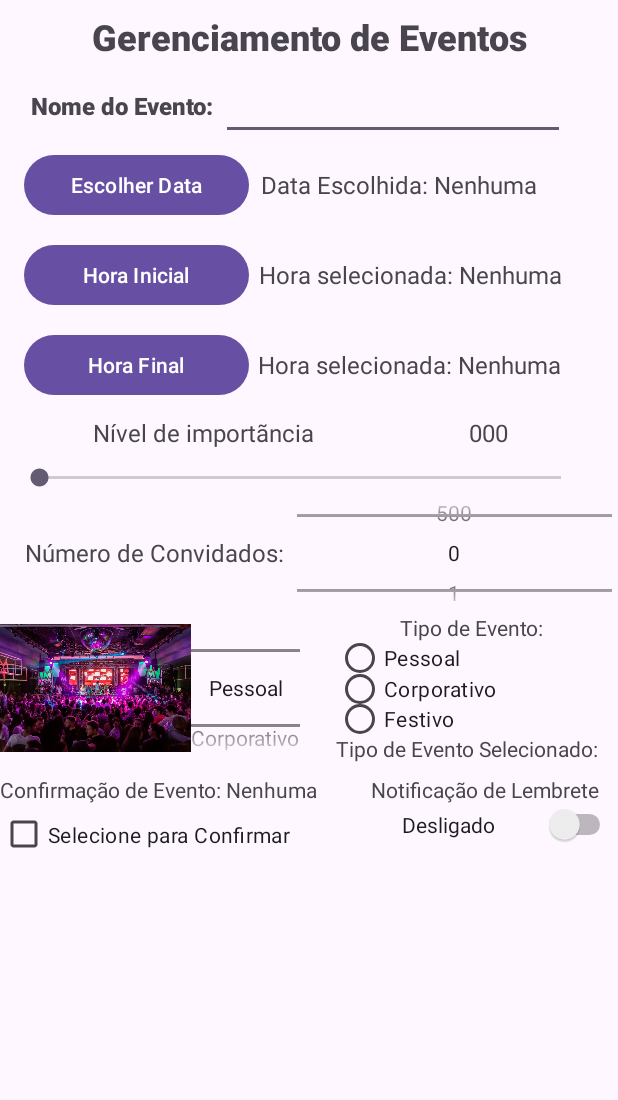
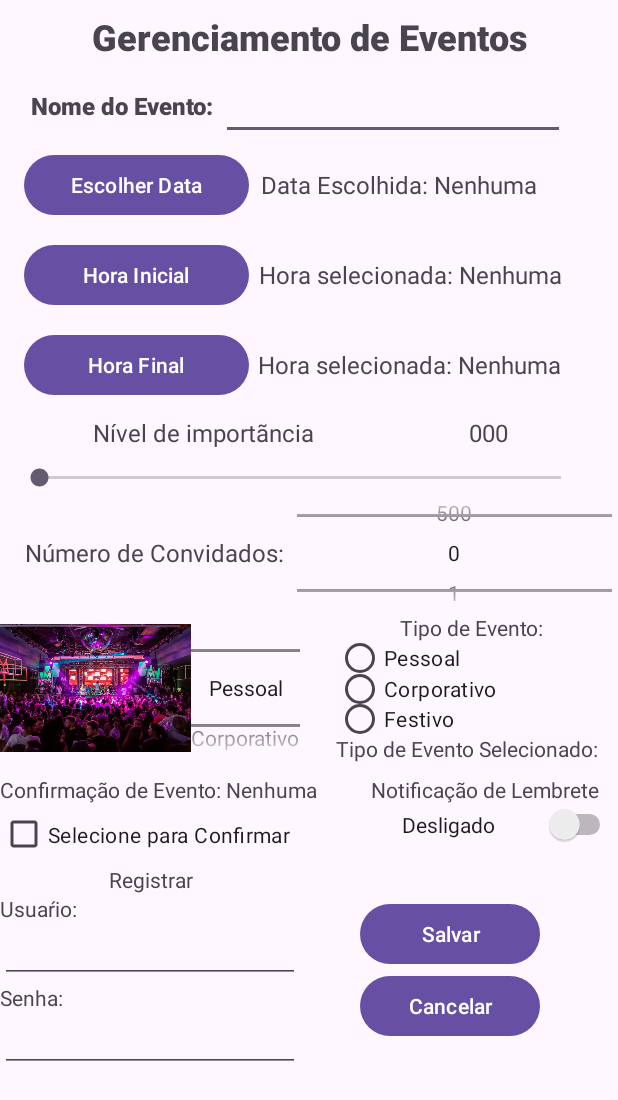
Before and after one commit to BRADDTELES/appEventos, an Android app: the screen it shows after launch (MainActivity), on a phone screen of 412 x 824 dp. Shown: the top 1100 px of the screen. Run offline under Robolectric (Android 15) with nearby library versions, the phone set to English and light mode, and no system bars.

Commit message:
inserindo alguns textView, editText e button no layout do SHARED_PREFERENCES

```diff
--- /dev/null
+++ b/app/src/main/java/com/example/appeventos/ENUM/SHARED_PREFERENCES.java
@@ -0,0 +1,13 @@
+package com.example.appeventos.ENUM;
+
+public enum SHARED_PREFERENCES {
+
+    USUARIO_KEY("USUARIO.KEY"),
+    SENHA_KEY("SENHA.KEY");
+
+    public String key;
+
+    SHARED_PREFERENCES(String key) {
+        this.key = key;
+    }
+}
--- a/app/src/main/res/layout/activity_main.xml
+++ b/app/src/main/res/layout/activity_main.xml
@@ -8,7 +8,7 @@
     tools:context=".MainActivity">
 
     <LinearLayout
-        android:id="@+id/linearLayout"
+        android:id="@+id/linearLayout0"
         android:layout_width="match_parent"
         android:layout_height="40dp"
         android:layout_marginTop="8dp"
@@ -35,7 +35,7 @@
         android:orientation="vertical"
         app:layout_constraintEnd_toEndOf="parent"
         app:layout_constraintStart_toStartOf="parent"
-        app:layout_constraintTop_toBottomOf="@+id/linearLayout">
+        app:layout_constraintTop_toBottomOf="@+id/linearLayout0">
 
         <LinearLayout
             android:layout_width="match_parent"
@@ -282,6 +282,7 @@
     </LinearLayout>
 
     <LinearLayout
+        android:id="@+id/linearLayout7"
         android:layout_width="175dp"
         android:layout_height="60dp"
         android:layout_marginTop="8dp"
@@ -306,6 +307,7 @@
     </LinearLayout>
 
     <LinearLayout
+        android:id="@+id/linearLayout8"
         android:layout_width="180dp"
         android:layout_height="100dp"
         android:layout_marginStart="16dp"
@@ -356,5 +358,74 @@
         </RadioGroup>
     </LinearLayout>
 
+    <LinearLayout
+        android:id="@+id/linearLayout9"
+        android:layout_width="wrap_content"
+        android:layout_height="140dp"
+        android:orientation="horizontal"
+        app:layout_constraintStart_toStartOf="parent"
+        app:layout_constraintTop_toBottomOf="@+id/linearLayout6">
+
+        <LinearLayout
+            android:layout_width="200dp"
+            android:layout_height="wrap_content"
+            android:orientation="vertical">
+
+            <TextView
+                android:id="@+id/registrarTextView"
+                android:layout_width="match_parent"
+                android:layout_height="wrap_content"
+                android:gravity="center"
+                android:text="@string/text_view_registrar" />
+
+            <TextView
+                android:id="@+id/usuarioTextView"
+                android:layout_width="match_parent"
+                android:layout_height="wrap_content"
+                android:text="@string/text_view_usuario" />
+
+            <EditText
+                android:id="@+id/usuarioEditText"
+                android:layout_width="wrap_content"
+                android:layout_height="40dp"
+                android:ems="10"
+                android:inputType="text" />
+
+            <TextView
+                android:id="@+id/senhaTextView"
+                android:layout_width="match_parent"
+                android:layout_height="wrap_content"
+                android:text="@string/text_view_senha" />
+
+            <EditText
+                android:id="@+id/senhaEditText"
+                android:layout_width="wrap_content"
+                android:layout_height="40dp"
+                android:ems="10"
+                android:inputType="text" />
+        </LinearLayout>
+
+        <LinearLayout
+            android:layout_width="200dp"
+            android:layout_height="140dp"
+            android:gravity="center"
+            android:orientation="vertical">
+
+            <Button
+                android:id="@+id/button3"
+                android:layout_width="120dp"
+                android:layout_height="wrap_content"
+                android:text="@string/button_salvar" />
+
+            <Button
+                android:id="@+id/button4"
+                android:layout_width="120dp"
+                android:layout_height="wrap_content"
+                android:text="@string/button_cancelar" />
+
+        </LinearLayout>
+
+    </LinearLayout>
+
 
 </androidx.constraintlayout.widget.ConstraintLayout>
--- a/app/src/main/res/values/strings.xml
+++ b/app/src/main/res/values/strings.xml
@@ -22,4 +22,9 @@
     <string name="label_tipo_corporativo">Corporativo</string>
     <string name="label_tipo_festivo">Festivo</string>
     <string name="label_tp_evento_selecionado">Tipo de Evento Selecionado:</string>
+    <string name="text_view_registrar">Registrar</string>
+    <string name="text_view_usuario">Usuaŕio:</string>
+    <string name="text_view_senha">Senha:</string>
+    <string name="button_salvar">Salvar</string>
+    <string name="button_cancelar">Cancelar</string>
 </resources>
```
